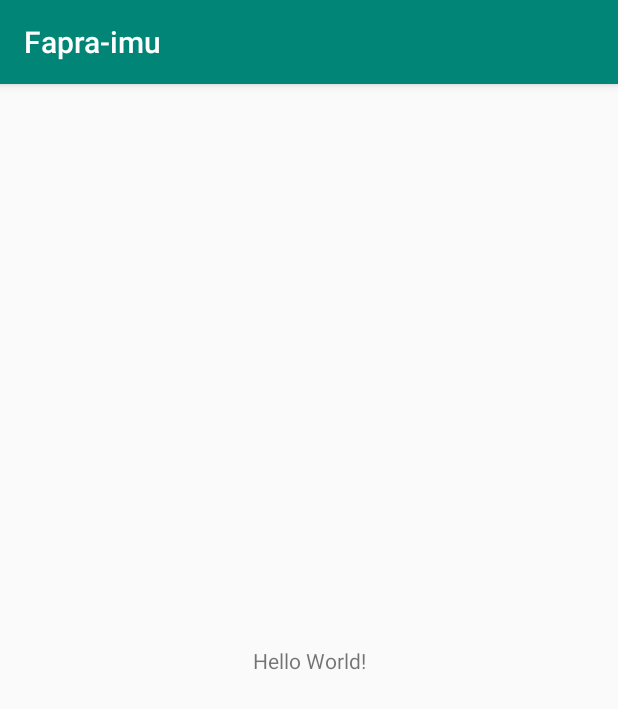
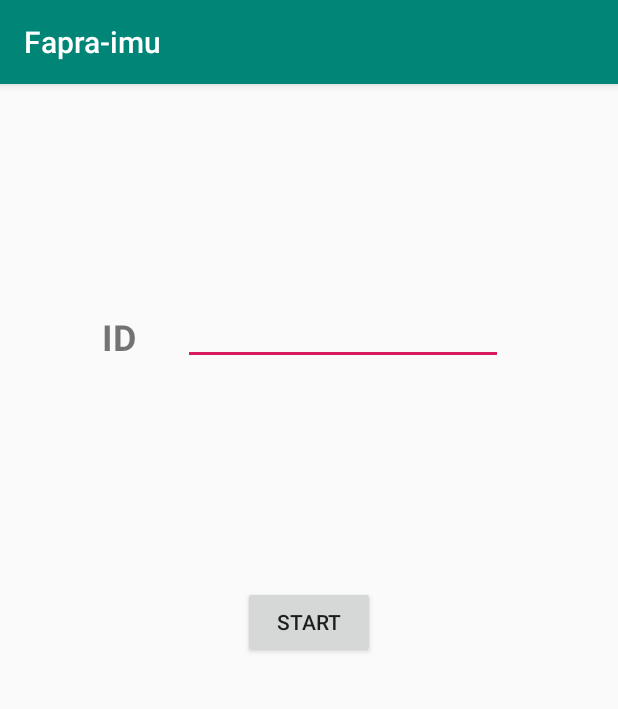
Before and after one commit to Stunkymonkey/fapra-imu, an Android app: the screen it shows after launch (MainActivity), on a phone screen of 412 x 824 dp. Shown: the top 709 px of the screen. Run offline under Robolectric (Android 15) with nearby library versions, the phone set to English and light mode, and no system bars.

Commit message:
Initial classes

```diff
--- a/app/app/src/main/java/mci/fapra/fapra_imu/MainActivity.java
+++ b/app/app/src/main/java/mci/fapra/fapra_imu/MainActivity.java
@@ -2,6 +2,10 @@ package mci.fapra.fapra_imu;
 
 import android.support.v7.app.AppCompatActivity;
 import android.os.Bundle;
+import android.view.View;
+import android.widget.Button;
+import android.widget.EditText;
+import android.widget.Toast;
 
 public class MainActivity extends AppCompatActivity {
 
@@ -9,5 +13,15 @@ public class MainActivity extends AppCompatActivity {
     protected void onCreate(Bundle savedInstanceState) {
         super.onCreate(savedInstanceState);
         setContentView(R.layout.activity_main);
+
+        EditText participantId = (EditText) findViewById(R.id.pId);
+        Button start = (Button) findViewById(R.id.start);
+        start.setOnClickListener(new View.OnClickListener() {
+            @Override
+            public void onClick(View v) {
+
+            }
+        });
+
     }
 }
--- /dev/null
+++ b/app/app/src/main/java/mci/fapra/fapra_imu/Sensor.java
@@ -0,0 +1,4 @@
+package mci.fapra.fapra_imu;
+
+public class Sensor {
+}
--- /dev/null
+++ b/app/app/src/main/java/mci/fapra/fapra_imu/TouchActivity.java
@@ -0,0 +1,4 @@
+package mci.fapra.fapra_imu;
+
+public class TouchActivity {
+}
--- /dev/null
+++ b/app/app/src/main/java/mci/fapra/fapra_imu/Writer.java
@@ -0,0 +1,4 @@
+package mci.fapra.fapra_imu;
+
+public class Writer {
+}
--- a/app/app/src/main/res/layout/activity_main.xml
+++ b/app/app/src/main/res/layout/activity_main.xml
@@ -7,12 +7,58 @@
     tools:context=".MainActivity">
 
     <TextView
+        android:id="@+id/textView"
         android:layout_width="wrap_content"
         android:layout_height="wrap_content"
-        android:text="Hello World!"
+        android:layout_marginStart="8dp"
+        android:layout_marginLeft="8dp"
+        android:layout_marginTop="8dp"
+        android:layout_marginEnd="8dp"
+        android:layout_marginRight="8dp"
+        android:layout_marginBottom="8dp"
+        android:text="ID"
+        android:textSize="24sp"
+        android:textStyle="bold"
         app:layout_constraintBottom_toBottomOf="parent"
-        app:layout_constraintLeft_toLeftOf="parent"
-        app:layout_constraintRight_toRightOf="parent"
-        app:layout_constraintTop_toTopOf="parent" />
+        app:layout_constraintEnd_toEndOf="parent"
+        app:layout_constraintHorizontal_bias="0.16"
+        app:layout_constraintStart_toStartOf="parent"
+        app:layout_constraintTop_toTopOf="parent"
+        app:layout_constraintVertical_bias="0.19999999" />
 
+    <EditText
+        android:id="@+id/pId"
+        android:layout_width="wrap_content"
+        android:layout_height="wrap_content"
+        android:layout_marginStart="8dp"
+        android:layout_marginLeft="8dp"
+        android:layout_marginTop="8dp"
+        android:layout_marginEnd="8dp"
+        android:layout_marginRight="8dp"
+        android:layout_marginBottom="8dp"
+        android:ems="10"
+        android:inputType="numberSigned"
+        app:layout_constraintBottom_toBottomOf="parent"
+        app:layout_constraintEnd_toEndOf="parent"
+        app:layout_constraintHorizontal_bias="0.25"
+        app:layout_constraintStart_toEndOf="@+id/textView"
+        app:layout_constraintTop_toTopOf="parent"
+        app:layout_constraintVertical_bias="0.19" />
+
+    <Button
+        android:id="@+id/start"
+        android:layout_width="wrap_content"
+        android:layout_height="wrap_content"
+        android:layout_marginStart="8dp"
+        android:layout_marginLeft="8dp"
+        android:layout_marginTop="8dp"
+        android:layout_marginEnd="8dp"
+        android:layout_marginRight="8dp"
+        android:layout_marginBottom="8dp"
+        android:text="Start"
+        app:layout_constraintBottom_toBottomOf="parent"
+        app:layout_constraintEnd_toEndOf="parent"
+        app:layout_constraintStart_toStartOf="parent"
+        app:layout_constraintTop_toBottomOf="@+id/pId"
+        app:layout_constraintVertical_bias="0.26999998" />
 </android.support.constraint.ConstraintLayout>
--- /dev/null
+++ b/app/app/src/main/res/layout/activity_touch.xml
@@ -0,0 +1,6 @@
+<?xml version="1.0" encoding="utf-8"?>
+<RelativeLayout xmlns:android="http://schemas.android.com/apk/res/android"
+    android:layout_width="match_parent"
+    android:layout_height="match_parent">
+
+</RelativeLayout>
```
